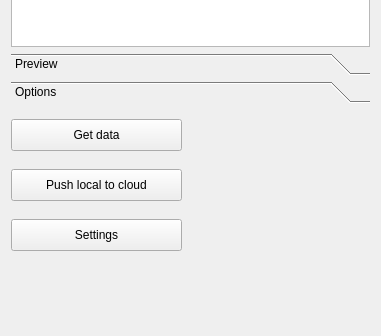
Before: the Qt Designer form CadbaseLibrary/cadbase_library.ui in mnnxp/cadbaselibrary-freecad, drawn with Qt 5; both pictures show x 0 to 381 and y 237 to 573 of the 381 by 573 pixel window.
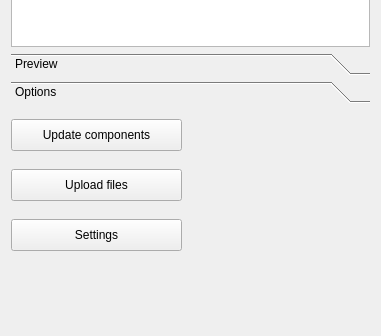
After: the same form once the commit is applied. Icons and pictures are not drawn.

Commit message: change button names and icons

Diff of the .ui file:
```diff
--- a/CadbaseLibrary/cadbase_library.ui
+++ b/CadbaseLibrary/cadbase_library.ui
@@ -98,7 +98,7 @@
         </sizepolicy>
        </property>
        <property name="text">
-        <string>Get data</string>
+        <string>Update components</string>
        </property>
        <property name="icon">
         <iconset theme="emblem-downloads">
@@ -150,7 +150,7 @@
         </sizepolicy>
        </property>
        <property name="text">
-        <string>Push local to cloud</string>
+        <string>Upload files</string>
        </property>
        <property name="icon">
         <iconset theme="emblem-synchronizing"/>
```
Left out of the diff: 4 changed lines with no effect on the pictures.
